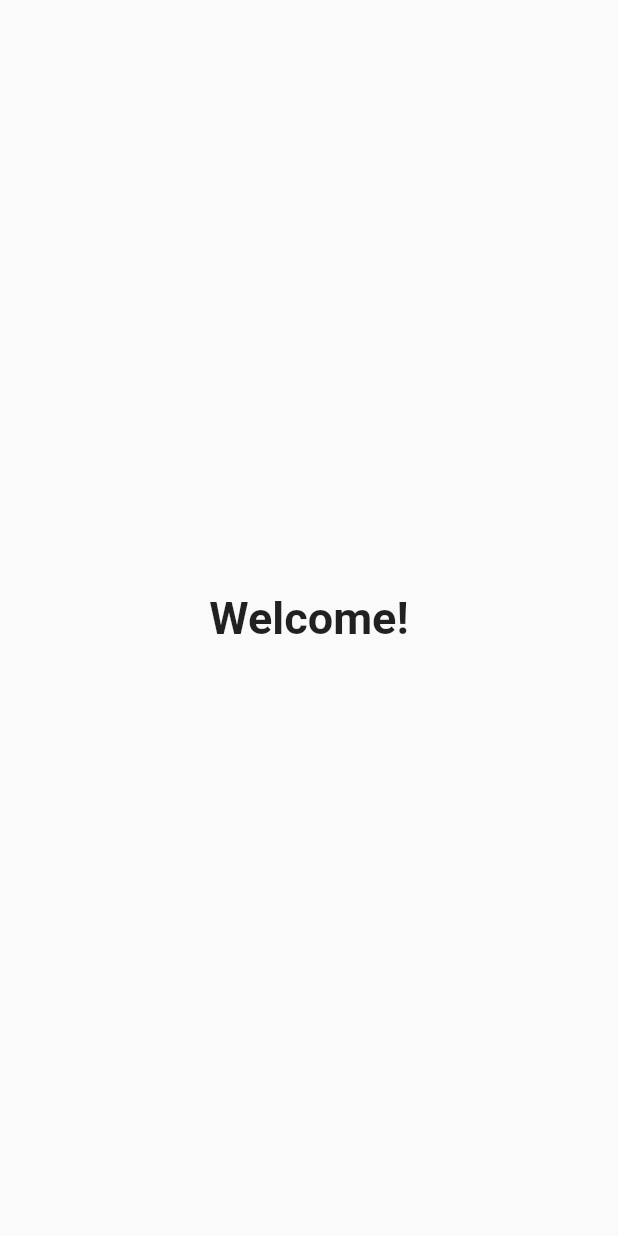
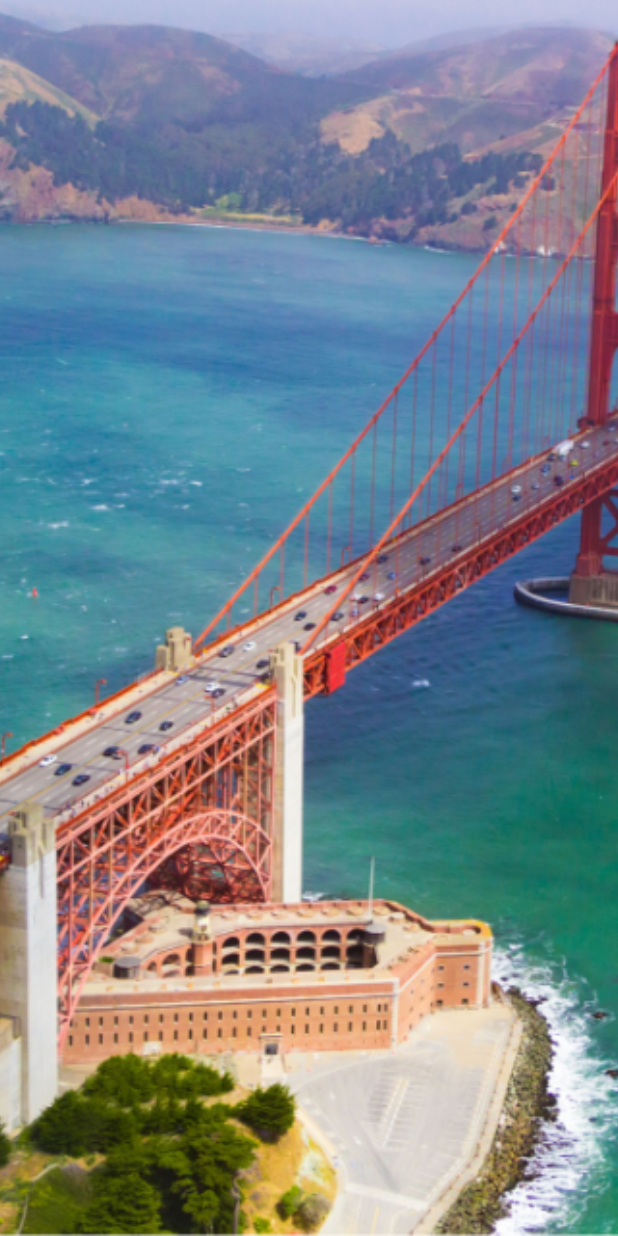
Before and after one commit to herizaladk/malala, a Flutter app: the screen it shows after launch, on a phone screen of 412 x 824 dp. Run offline on Flutter 3.47's test engine with Material 2 defaults, Android fonts, the phone set to English and light mode, and no system bars.

Commit message:
Adding login screen background

```diff
--- a/lib/login.dart
+++ b/lib/login.dart
@@ -0,0 +1,17 @@
+import 'package:flutter/material.dart';
+
+class Login extends StatelessWidget {
+  @override
+  Widget build (BuildContext context) {
+    return new Scaffold(
+      body: new Container(
+        decoration: new BoxDecoration(
+          image: new DecorationImage(
+            image: new AssetImage('assets/aftersplash.png'),
+            fit:BoxFit.cover,
+            ),
+        ),
+      ),
+    );
+  }
+}
--- a/lib/main.dart
+++ b/lib/main.dart
@@ -1,5 +1,7 @@
 import 'package:flutter/material.dart';
 import 'splashscreen.dart';
+import 'login.dart';
+
 void main(){
   runApp(new MaterialApp(
     home: new MyApp(),
@@ -17,7 +19,7 @@ class _MyAppState extends State<MyApp> {
   Widget build(BuildContext context) {
     return new SplashScreen(
       seconds: 5,
-      navigateAfterSeconds: new AfterSplash(),
+      navigateAfterSeconds: new Login(),
       image: Image.asset('assets/logo.png'),
       gradientBackground: new LinearGradient(colors: [Colors.blue, Colors.white], begin: Alignment.topLeft, end: Alignment.bottomRight),
       backgroundColor: Colors.white,
@@ -29,18 +31,18 @@ class _MyAppState extends State<MyApp> {
   }
 }
 
-class AfterSplash extends StatelessWidget {
-  @override
-  Widget build(BuildContext context) {
-    return new Scaffold(
-      body: new Center(
-        child: new Text("Welcome!",
-        style: new TextStyle(
-          fontWeight: FontWeight.bold,
-          fontSize: 30.0
-        ),),
+// class AfterSplash extends StatelessWidget {
+//   @override
+//   Widget build(BuildContext context) {
+//     return new Scaffold(
+//       body: new Center(
+//         child: new Text("Welcome!",
+//         style: new TextStyle(
+//           fontWeight: FontWeight.bold,
+//           fontSize: 30.0
+//         ),),
 
-      ),
-    );
-  }
-}
+//       ),
+//     );
+//   }
+// }
--- a/pubspec.yaml
+++ b/pubspec.yaml
@@ -45,6 +45,8 @@ flutter:
   assets:
    - assets/logo.png
    - assets/splash.png
+   - assets/login.png
+   - assets/aftersplash.png
 
   # An image asset can refer to one or more resolution-specific "variants", see
   # https://flutter.io/assets-and-images/#resolution-aware.
```
Also changed, not shown: assets/aftersplash.png (added), assets/login.png (added).
